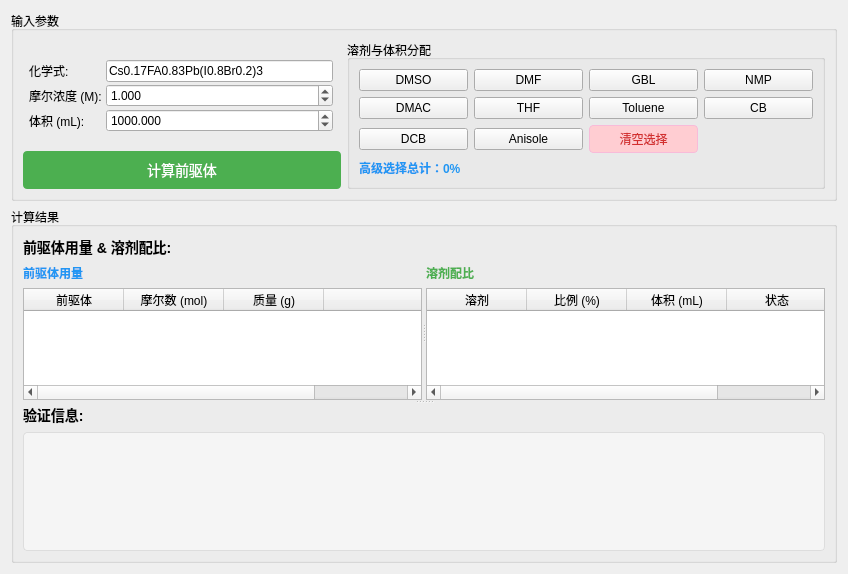
The window that RecipeAnalyzer/recipeanalyzer.ui (LightningFlashEvE/high-throughput-perovskite-medication-system) describes before a commit, drawn with Qt 5.
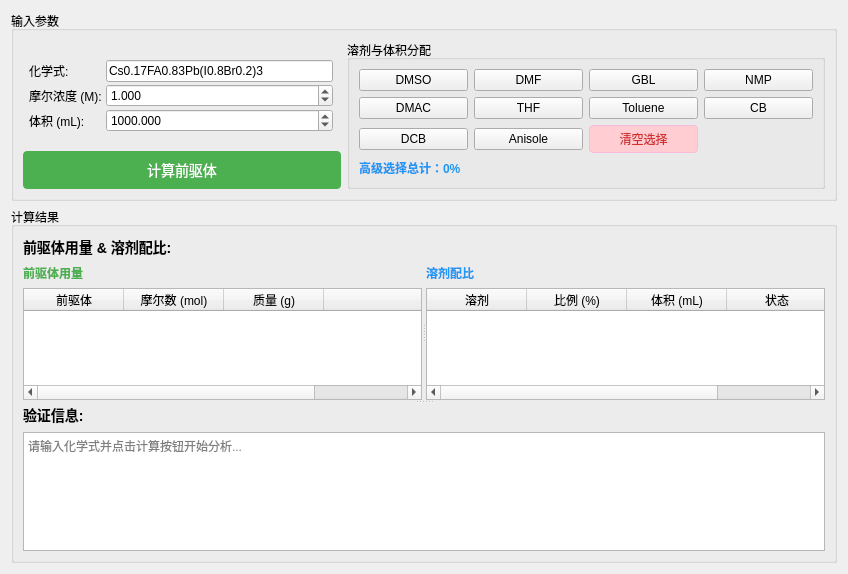
The same window after the commit. Icons and pictures are not drawn.

Diff of the .ui file:
```diff
--- a/RecipeAnalyzer/recipeanalyzer.ui
+++ b/RecipeAnalyzer/recipeanalyzer.ui
@@ -326,7 +326,7 @@
                 <item>
                  <widget class="QLabel" name="label_precursors_subtitle">
                   <property name="styleSheet">
-                   <string>font-weight: bold; color: #2196F3;</string>
+                   <string>font-weight: bold; color: #4CAF50;</string>
                   </property>
                   <property name="text">
                    <string>前驱体用量</string>
@@ -373,7 +373,7 @@
                 <item>
                  <widget class="QLabel" name="label_solvents_subtitle">
                   <property name="styleSheet">
-                   <string>font-weight: bold; color: #4CAF50;</string>
+                   <string>font-weight: bold; color: #2196F3;</string>
                   </property>
                   <property name="text">
                    <string>溶剂配比</string>
@@ -433,18 +433,12 @@
             </item>
             <item>
              <widget class="QTextEdit" name="textEdit_validation">
-              <property name="styleSheet">
-               <string>QTextEdit {
-    background-color: #f5f5f5;
-    border: 1px solid #ddd;
-    border-radius: 4px;
-    padding: 8px;
-    font-family: 'Courier New', monospace;
-}</string>
-              </property>
               <property name="readOnly">
                <bool>true</bool>
               </property>
+              <property name="placeholderText">
+               <string>请输入化学式并点击计算按钮开始分析...</string>
+              </property>
              </widget>
             </item>
            </layout>
```
